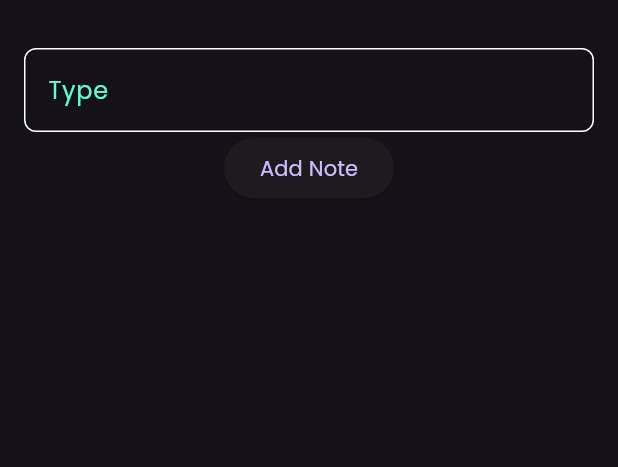
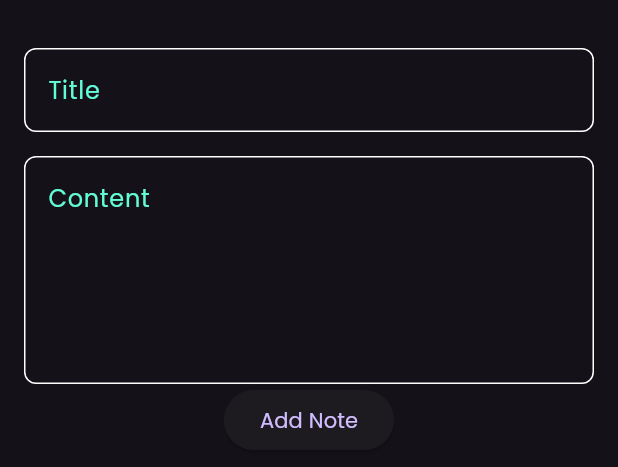
Before and after one commit to medo910/notes_app, a Flutter app: the AddNoteButtonSheet widget shown alone on an empty page, opened directly, on a phone screen of 412 x 824 dp. Shown: the top 467 px of the screen. Run offline on Flutter 3.47's test engine with Material 3 defaults, Android fonts, the phone set to English and light mode, and no system bars.

Commit message:
add fields to bottom Sheet

```diff
--- a/lib/widgets/add_note_button_sheet.dart
+++ b/lib/widgets/add_note_button_sheet.dart
@@ -11,7 +11,9 @@ class AddNoteButtonSheet extends StatelessWidget {
       child: Column(
         children: [
           SizedBox(height: 32),
-          CustomTextField(),
+          CustomTextField(hintText: 'Title'),
+          SizedBox(height: 16),
+          CustomTextField(hintText: 'Content', maxLines: 5),
           ElevatedButton(
             onPressed: () {
               // Logic to add a new note
--- a/lib/widgets/custom_text_field.dart
+++ b/lib/widgets/custom_text_field.dart
@@ -2,18 +2,21 @@ import 'package:flutter/material.dart';
 import 'package:notes_app/constants.dart';
 
 class CustomTextField extends StatelessWidget {
-  const CustomTextField({super.key});
+  const CustomTextField({super.key, required this.hintText, this.maxLines = 1});
 
+  final String hintText;
+  final int maxLines;
   @override
   Widget build(BuildContext context) {
     return TextField(
+      maxLines: maxLines,
       cursorColor: kPrimaryColor,
       decoration: InputDecoration(
         border: buildBorder(),
         enabledBorder: buildBorder(),
         focusedBorder: buildBorder(kPrimaryColor),
         // labelText: 'Enter text',
-        hintText: 'Type',
+        hintText: hintText,
         hintStyle: TextStyle(color: kPrimaryColor),
       ),
       style: TextStyle(fontSize: 16),
```
